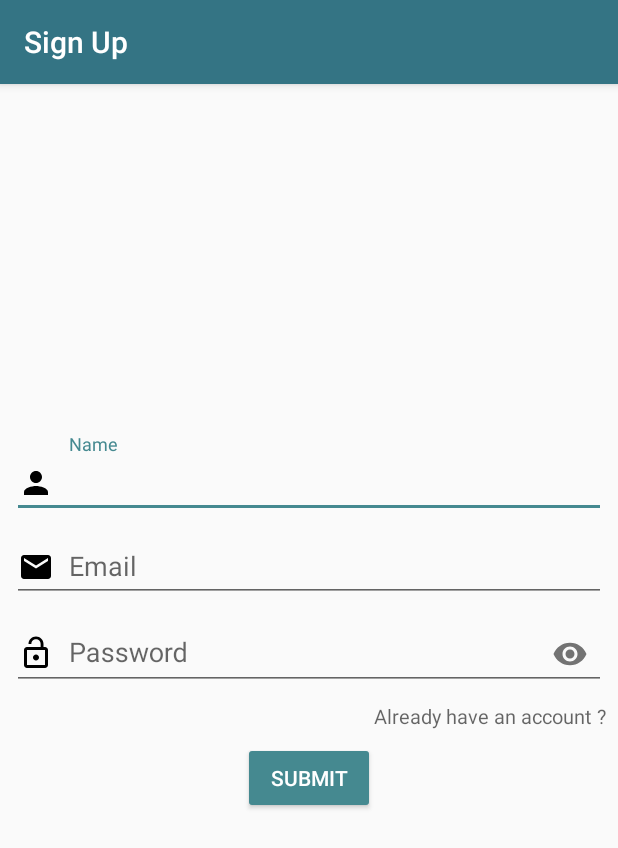
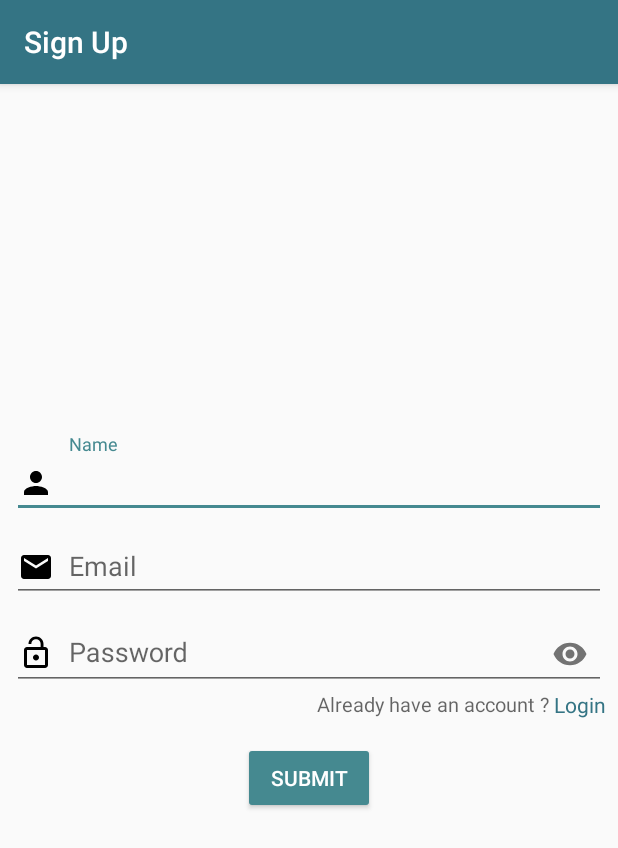
Before and after one commit to abas/sinau, an Android app: the RegisterActivity screen opened directly, with no data from a screen before it, on a phone screen of 412 x 824 dp. Shown: the top 848 px of the screen. Run offline under Robolectric (Android 15) with nearby library versions, the light colour scheme and no system bars; our stand-ins replace ButterKnife; libraries missing offline, so code that uses them is left out: com.facebook.stetho.

Commit message:
update progress

```diff
--- a/app/src/main/res/layout/activity_register.xml
+++ b/app/src/main/res/layout/activity_register.xml
@@ -5,10 +5,11 @@
     android:layout_width="match_parent"
     android:layout_height="match_parent"
     android:padding="8dp">
-    <ScrollView
-        android:id="@+id/login_form"
-        android:layout_width="match_parent"
-        android:layout_height="match_parent">
+    <!--<ScrollView-->
+        <!--android:id="@+id/login_form"-->
+        <!--android:layout_width="match_parent"-->
+        <!--android:layout_height="match_parent"-->
+        <!--&gt;-->
 
         <LinearLayout
             android:layout_width="match_parent"
@@ -78,6 +79,12 @@
 
             </android.support.design.widget.TextInputLayout>
 
+            <LinearLayout
+                android:layout_width="match_parent"
+                android:layout_height="wrap_content"
+                android:gravity="right"
+                >
+
                 <TextView
                     android:id="@+id/go_to_login"
                     android:text="Already have an account ?"
@@ -88,6 +95,15 @@
                     android:textSize="13dp"
                     android:layout_width="wrap_content"
                     android:layout_height="wrap_content" />
+
+                <TextView
+                    android:layout_width="wrap_content"
+                    android:layout_height="wrap_content"
+                    android:text=" Login"
+                    android:onClick="LoginControll"
+                    android:textColor="@color/colorPrimary"
+                    />
+            </LinearLayout>
 
             <Button
                 android:id="@+id/btn_register"
@@ -105,6 +121,6 @@
                 android:layout_height="wrap_content" />
 
         </LinearLayout>
-    </ScrollView>
+    <!--</ScrollView>-->
 
 </LinearLayout>
```
Also changed, not shown: app/src/main/res/layout/activity_login.xml (+18 -0 lines). Lines whose indentation alone changed are shown as unchanged.
